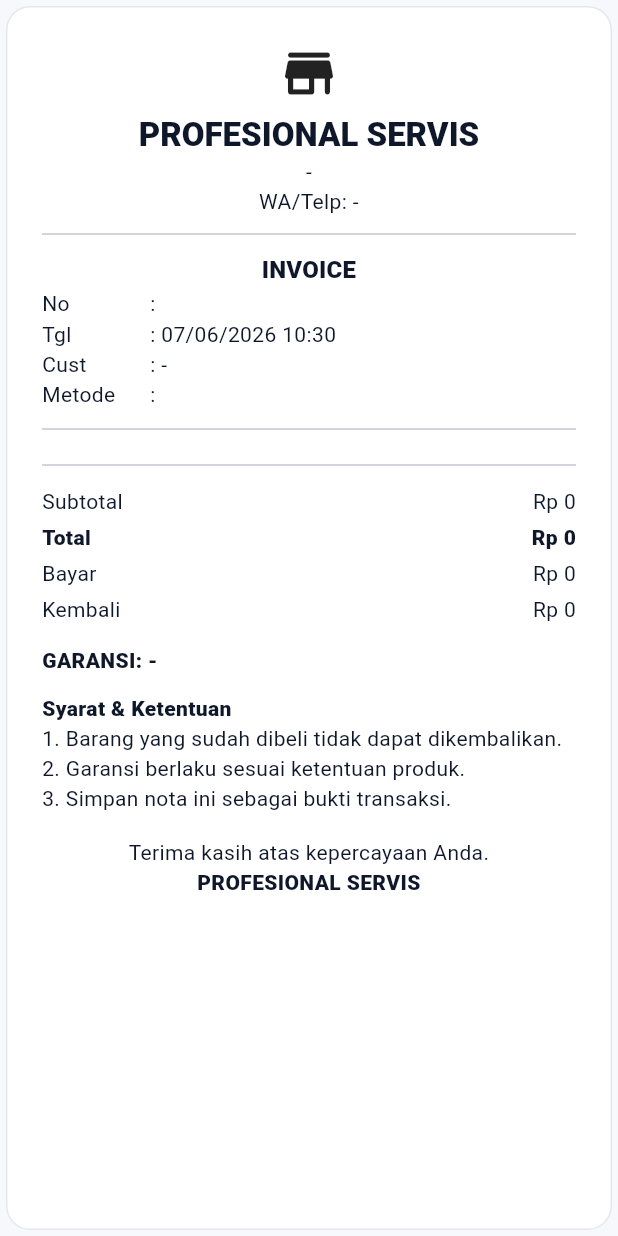
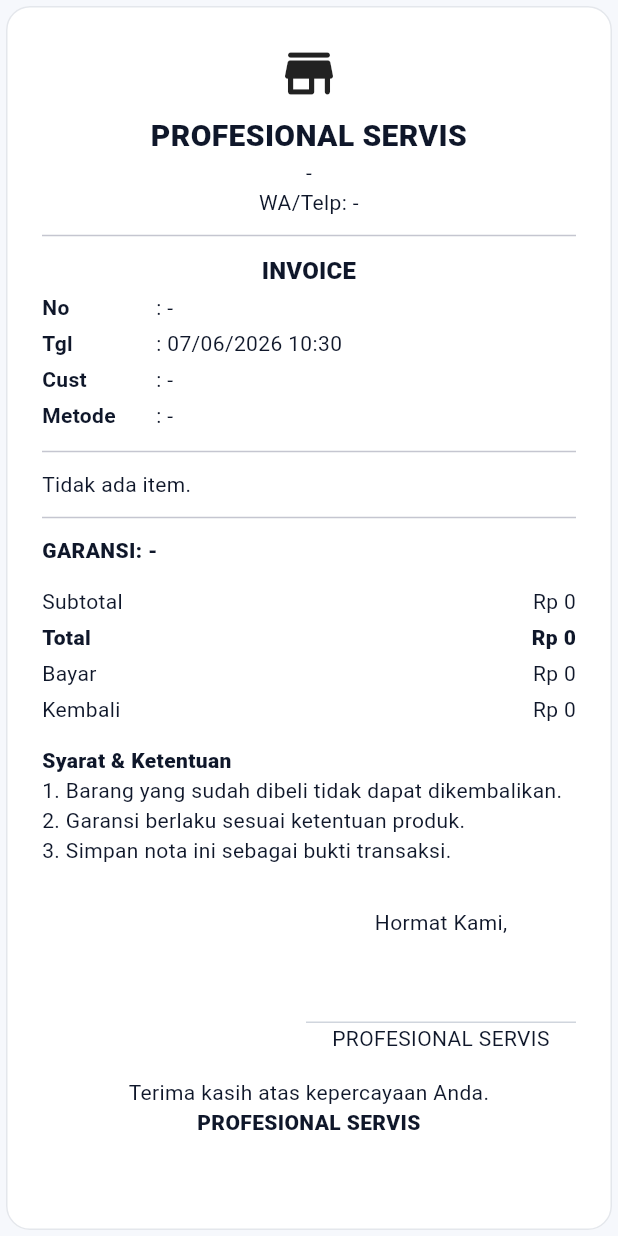
Before and after one commit to deevseek/profesional_mobile, a Flutter app: the ReceiptDocumentBuilder widget shown alone on an empty page, opened directly with empty values, on a phone screen of 412 x 824 dp. Run offline on Flutter 3.47's test engine with Material 3 defaults, Android fonts, the phone set to English and light mode, and no system bars; our stand-ins replace camera, dio, flutter_map, flutter_riverpod, flutter_secure_storage, freezed_annotation and 7 more; accounts and stored records are empty; network calls fail.

Commit message:
Use transaction receipt payload for POS receipts

```diff
--- /dev/null
+++ b/lib/features/pos/data/models/receipt_payload_model.dart
@@ -0,0 +1,93 @@
+import 'package:profesionalservis_mobile/features/transaction/data/models/transaction_model.dart';
+import 'package:profesionalservis_mobile/shared/utils/json_parsers.dart';
+
+class ReceiptPayloadModel {
+  const ReceiptPayloadModel({
+    required this.transaction,
+    required this.store,
+  });
+
+  final TransactionModel transaction;
+  final StoreReceiptModel store;
+
+  factory ReceiptPayloadModel.fromJson(Map<String, dynamic> json) {
+    final data = unwrapDataMap(json);
+    final transactionMap = parseMap(data['transaction']);
+    final storeMap = parseMap(data['store']);
+
+    if (transactionMap.isEmpty) {
+      throw const FormatException('Payload struk tidak memiliki data transaksi.');
+    }
+
+    return ReceiptPayloadModel(
+      transaction: TransactionModel.fromJson(transactionMap),
+      store: StoreReceiptModel.fromJson(storeMap),
+    );
+  }
+}
+
+class StoreReceiptModel {
+  const StoreReceiptModel({
+    required this.name,
+    required this.address,
+    required this.phone,
+    required this.bankAccountNumber,
+    required this.bankAccountNumbers,
+    required this.npwpNumber,
+    required this.hours,
+    required this.logo,
+  });
+
+  final String name;
+  final String address;
+  final String phone;
+  final String bankAccountNumber;
+  final List<String> bankAccountNumbers;
+  final String npwpNumber;
+  final String hours;
+  final String logo;
+
+  factory StoreReceiptModel.fromJson(Map<String, dynamic> json) {
+    final bankAccountNumber = parseString(
+      json['bank_account_number'] ?? json['bankAccountNumber'] ?? json['bank_account'] ?? json['rekening'],
+    );
+    final bankAccountNumbers = _parseBankAccountNumbers(json['bank_account_numbers'] ?? json['bankAccountNumbers']);
+
+    return StoreReceiptModel(
+      name: parseString(json['name'] ?? json['store_name'], fallback: 'PROFESIONAL SERVIS'),
+      address: parseString(json['address'] ?? json['store_address'], fallback: '-'),
+      phone: parseString(json['phone'] ?? json['store_phone'], fallback: '-'),
+      bankAccountNumber: bankAccountNumber,
+      bankAccountNumbers: bankAccountNumbers.isEmpty && bankAccountNumber.isNotEmpty
+          ? <String>[bankAccountNumber]
+          : bankAccountNumbers,
+      npwpNumber: parseString(json['npwp_number'] ?? json['npwp'] ?? json['store_npwp']),
+      hours: parseString(json['hours'] ?? json['store_hours']),
+      logo: parseString(json['logo'] ?? json['store_logo'] ?? json['store_logo_path']),
+    );
+  }
+
+  static List<String> _parseBankAccountNumbers(dynamic value) {
+    if (value is List) {
+      return value
+          .map((entry) {
+            if (entry is Map) {
+              return parseString(
+                entry['number'] ?? entry['account_number'] ?? entry['bank_account_number'] ?? entry['value'],
+              );
+            }
+            return parseString(entry);
+          })
+          .where((entry) => entry.isNotEmpty)
+          .toList(growable: false);
+    }
+
+    final text = parseString(value);
+    if (text.isEmpty) return const <String>[];
+    return text
+        .split(RegExp(r'[\n,;]+'))
+        .map((entry) => entry.trim())
+        .where((entry) => entry.isNotEmpty)
+        .toList(growable: false);
+  }
+}
--- a/lib/features/pos/presentation/receipt/receipt_document_builder.dart
+++ b/lib/features/pos/presentation/receipt/receipt_document_builder.dart
@@ -1,58 +1,151 @@
 import 'package:flutter/material.dart';
+import 'package:profesionalservis_mobile/features/pos/data/models/receipt_payload_model.dart';
+import 'package:profesionalservis_mobile/features/pos/presentation/receipt/receipt_format_selector.dart';
 import 'package:profesionalservis_mobile/features/pos/presentation/receipt/receipt_print_service.dart';
-import 'package:profesionalservis_mobile/features/settings/data/models/store_settings_model.dart';
 import 'package:profesionalservis_mobile/features/transaction/data/models/transaction_model.dart';
 
 class ReceiptDocumentBuilder extends StatelessWidget {
-  const ReceiptDocumentBuilder({super.key, required this.transaction, required this.store, required this.isThermal});
+  const ReceiptDocumentBuilder({super.key, required this.payload, required this.format});
 
-  final TransactionModel transaction;
-  final StoreSettingsModel store;
-  final bool isThermal;
+  final ReceiptPayloadModel payload;
+  final ReceiptFormat format;
+
+  bool get isThermal => format != ReceiptFormat.standard;
 
   @override
   Widget build(BuildContext context) {
+    final transaction = payload.transaction;
+    final store = payload.store;
     final textTheme = Theme.of(context).textTheme;
     final customer = transaction.customer?.name ?? transaction.customerName;
+    final horizontalPadding = switch (format) {
+      ReceiptFormat.standard => 24.0,
+      ReceiptFormat.thermal80 => 12.0,
+      ReceiptFormat.thermal58 => 10.0,
+    };
+
     return Center(
       child: ConstrainedBox(
-        constraints: BoxConstraints(maxWidth: isThermal ? 360 : 720),
+        constraints: BoxConstraints(maxWidth: isThermal ? (format == ReceiptFormat.thermal58 ? 300 : 360) : 720),
         child: Card(
           elevation: 0,
           shape: RoundedRectangleBorder(
-            borderRadius: BorderRadius.circular(16),
+            borderRadius: BorderRadius.circular(isThermal ? 8 : 16),
             side: const BorderSide(color: Color(0xFFE4E7EC)),
           ),
           child: Padding(
-            padding: EdgeInsets.all(isThermal ? 12 : 24),
+            padding: EdgeInsets.all(horizontalPadding),
+            child: DefaultTextStyle.merge(
+              style: TextStyle(fontSize: isThermal ? (format == ReceiptFormat.thermal58 ? 11 : 12) : 14),
               child: Column(
                 crossAxisAlignment: CrossAxisAlignment.stretch,
                 children: [
-                const Icon(Icons.store_rounded, size: 42),
-                const SizedBox(height: 6),
-                Text(
-                  storeNameOrFallback(store).toUpperCase(),
-                  textAlign: TextAlign.center,
-                  style: textTheme.titleLarge?.copyWith(fontWeight: FontWeight.w900, fontSize: isThermal ? 16 : null),
-                ),
-                Text(storeAddressOrFallback(store), textAlign: TextAlign.center),
-                Text('WA/Telp: ${storePhoneOrFallback(store)}', textAlign: TextAlign.center),
-                if (store.storeHours.trim().isNotEmpty) Text('Jam: ${store.storeHours}', textAlign: TextAlign.center),
-                if (store.bankAccount.trim().isNotEmpty) Text('Rekening: ${store.bankAccount}', textAlign: TextAlign.center),
-                if (store.npwp.trim().isNotEmpty) Text('NPWP: ${store.npwp}', textAlign: TextAlign.center),
+                  _StoreHeader(store: store, isThermal: isThermal),
                   const Divider(height: 24),
                   Text('INVOICE', textAlign: TextAlign.center, style: textTheme.titleMedium?.copyWith(fontWeight: FontWeight.w900)),
                   _InfoRow(label: 'No', value: transaction.invoiceNumber.isEmpty ? transaction.id : transaction.invoiceNumber),
                   _InfoRow(label: 'Tgl', value: receiptDate(transaction.createdAt)),
                   _InfoRow(label: 'Cust', value: customer.trim().isEmpty ? '-' : customer),
-                _InfoRow(label: 'Metode', value: transaction.paymentMethod.replaceAll('-', ' ').toUpperCase()),
+                  _InfoRow(label: 'Metode', value: _paymentMethod(transaction)),
                   const Divider(height: 24),
+                  _ItemTable(transaction: transaction, isThermal: isThermal),
+                  const Divider(height: 24),
+                  _WarrantySection(transaction: transaction),
+                  const SizedBox(height: 12),
+                  _SummarySection(transaction: transaction),
+                  const SizedBox(height: 12),
+                  const _TermsSection(),
+                  if (!isThermal) ...[
+                    const SizedBox(height: 28),
+                    _SignatureSection(store: store),
+                  ],
+                  const SizedBox(height: 16),
+                  const Text('Terima kasih atas kepercayaan Anda.', textAlign: TextAlign.center),
+                  Text(_storeName(store).toUpperCase(), textAlign: TextAlign.center, style: const TextStyle(fontWeight: FontWeight.w900)),
+                ],
+              ),
+            ),
+          ),
+        ),
+      ),
+    );
+  }
+}
+
+class _StoreHeader extends StatelessWidget {
+  const _StoreHeader({required this.store, required this.isThermal});
+
+  final StoreReceiptModel store;
+  final bool isThermal;
+
+  @override
+  Widget build(BuildContext context) {
+    final logo = store.logo.trim();
+    return Column(
+      crossAxisAlignment: CrossAxisAlignment.center,
+      children: [
+        if (logo.isNotEmpty)
+          ClipRRect(
+            borderRadius: BorderRadius.circular(8),
+            child: Image.network(
+              logo,
+              width: isThermal ? 42 : 58,
+              height: isThermal ? 42 : 58,
+              fit: BoxFit.contain,
+              errorBuilder: (_, __, ___) => Icon(Icons.store_rounded, size: isThermal ? 36 : 42),
+            ),
+          )
+        else
+          Icon(Icons.store_rounded, size: isThermal ? 36 : 42),
+        const SizedBox(height: 6),
+        Text(
+          _storeName(store).toUpperCase(),
+          textAlign: TextAlign.center,
+          style: TextStyle(fontWeight: FontWeight.w900, fontSize: isThermal ? 16 : 20),
+        ),
+        Text(_safe(store.address), textAlign: TextAlign.center),
+        Text('WA/Telp: ${_safe(store.phone)}', textAlign: TextAlign.center),
+        if (store.hours.trim().isNotEmpty) Text('Jam: ${store.hours.trim()}', textAlign: TextAlign.center),
+        ...store.bankAccountNumbers.map((account) => Text('Rekening: $account', textAlign: TextAlign.center)),
+        if (store.npwpNumber.trim().isNotEmpty) Text('NPWP: ${store.npwpNumber.trim()}', textAlign: TextAlign.center),
+      ],
+    );
+  }
+}
+
+class _ItemTable extends StatelessWidget {
+  const _ItemTable({required this.transaction, required this.isThermal});
+
+  final TransactionModel transaction;
+  final bool isThermal;
+
+  @override
+  Widget build(BuildContext context) {
+    if (transaction.items.isEmpty) return const Text('Tidak ada item.');
+    return Column(
+      crossAxisAlignment: CrossAxisAlignment.stretch,
+      children: [
+        if (!isThermal)
+          const Row(
+            children: [
+              Expanded(flex: 5, child: Text('Item', style: TextStyle(fontWeight: FontWeight.w900))),
+              Expanded(flex: 2, child: Text('Qty', textAlign: TextAlign.center, style: TextStyle(fontWeight: FontWeight.w900))),
+              Expanded(flex: 3, child: Text('Harga', textAlign: TextAlign.right, style: TextStyle(fontWeight: FontWeight.w900))),
+              Expanded(flex: 3, child: Text('Total', textAlign: TextAlign.right, style: TextStyle(fontWeight: FontWeight.w900))),
+            ],
+          ),
         ...transaction.items.map((item) => Padding(
               padding: const EdgeInsets.symmetric(vertical: 6),
-                      child: Row(
+              child: isThermal ? _thermalItem(item) : _a4Item(item),
+            )),
+      ],
+    );
+  }
+
+  Widget _thermalItem(TransactionItemModel item) => Row(
         crossAxisAlignment: CrossAxisAlignment.start,
         children: [
-                          SizedBox(width: 38, child: Text('${item.quantity}x')),
+          SizedBox(width: 32, child: Text('${item.quantity}x')),
           Expanded(
             child: Column(
               crossAxisAlignment: CrossAxisAlignment.start,
@@ -64,36 +157,17 @@ class ReceiptDocumentBuilder extends StatelessWidget {
           ),
           Text(receiptMoney(item.lineTotal), style: const TextStyle(fontWeight: FontWeight.w700)),
         ],
-                      ),
-                    )),
-                const Divider(height: 24),
-                _MoneyRow(label: 'Subtotal', value: transaction.subtotal),
-                if (transaction.discount > 0) _MoneyRow(label: 'Diskon', value: -transaction.discount),
-                if (transaction.taxAmount > 0) _MoneyRow(label: 'PPN / Pajak', value: transaction.taxAmount),
-                _MoneyRow(label: 'Total', value: transaction.total, strong: true),
-                _MoneyRow(label: 'Bayar', value: transaction.paidAmount),
-                _MoneyRow(label: 'Kembali', value: transaction.changeAmount),
-                const SizedBox(height: 12),
-                _WarrantySection(transaction: transaction),
-                const SizedBox(height: 12),
-                const Text('Syarat & Ketentuan', style: TextStyle(fontWeight: FontWeight.w900)),
-                if (store.warrantyTerms.trim().isNotEmpty)
-                  ...store.warrantyTerms.split('\n').where((line) => line.trim().isNotEmpty).map((line) => Text(line.trim()))
-                else ...const [
-                  Text('1. Barang yang sudah dibeli tidak dapat dikembalikan.'),
-                  Text('2. Garansi berlaku sesuai ketentuan produk.'),
-                  Text('3. Simpan nota ini sebagai bukti transaksi.'),
+      );
+
+  Widget _a4Item(TransactionItemModel item) => Row(
+        crossAxisAlignment: CrossAxisAlignment.start,
+        children: [
+          Expanded(flex: 5, child: Text(item.name.toUpperCase(), style: const TextStyle(fontWeight: FontWeight.w800))),
+          Expanded(flex: 2, child: Text('${item.quantity}', textAlign: TextAlign.center)),
+          Expanded(flex: 3, child: Text(receiptMoney(item.price), textAlign: TextAlign.right)),
+          Expanded(flex: 3, child: Text(receiptMoney(item.lineTotal), textAlign: TextAlign.right, style: const TextStyle(fontWeight: FontWeight.w700))),
         ],
-                const SizedBox(height: 16),
-                const Text('Terima kasih atas kepercayaan Anda.', textAlign: TextAlign.center),
-                Text(storeNameOrFallback(store).toUpperCase(), textAlign: TextAlign.center, style: const TextStyle(fontWeight: FontWeight.w900)),
-              ],
-            ),
-          ),
-        ),
-      ),
       );
-  }
 }
 
 class _WarrantySection extends StatelessWidget {
@@ -112,32 +186,113 @@ class _WarrantySection extends StatelessWidget {
         ...warrantyItems.map((item) {
           final days = item.product?.warrantyDays ?? 0;
           final until = transaction.createdAt.add(Duration(days: days));
-          return Text('GARANSI ${item.name.toUpperCase()}: $days HARI, S/D ${receiptDate(until).split(' ').first}');
+          return Text('GARANSI ${item.name.toUpperCase()}: $days HARI, S/D ${receiptDateOnly(until)}');
         }),
       ],
     );
   }
 }
 
+class _SummarySection extends StatelessWidget {
+  const _SummarySection({required this.transaction});
+
+  final TransactionModel transaction;
+
+  @override
+  Widget build(BuildContext context) => Column(
+        children: [
+          _MoneyRow(label: 'Subtotal', value: transaction.subtotal),
+          if (transaction.discount > 0) _MoneyRow(label: 'Diskon', value: -transaction.discount),
+          if (transaction.taxAmount > 0) _MoneyRow(label: 'PPN / Pajak', value: transaction.taxAmount),
+          _MoneyRow(label: 'Total', value: transaction.total, strong: true),
+          _MoneyRow(label: 'Bayar', value: transaction.paidAmount),
+          _MoneyRow(label: 'Kembali', value: transaction.changeAmount),
+        ],
+      );
+}
+
+class _TermsSection extends StatelessWidget {
+  const _TermsSection();
+
+  @override
+  Widget build(BuildContext context) => const Column(
+        crossAxisAlignment: CrossAxisAlignment.start,
+        children: [
+          Text('Syarat & Ketentuan', style: TextStyle(fontWeight: FontWeight.w900)),
+          Text('1. Barang yang sudah dibeli tidak dapat dikembalikan.'),
+          Text('2. Garansi berlaku sesuai ketentuan produk.'),
+          Text('3. Simpan nota ini sebagai bukti transaksi.'),
+        ],
+      );
+}
+
+class _SignatureSection extends StatelessWidget {
+  const _SignatureSection({required this.store});
+
+  final StoreReceiptModel store;
+
+  @override
+  Widget build(BuildContext context) => Row(
+        mainAxisAlignment: MainAxisAlignment.end,
+        children: [
+          SizedBox(
+            width: 180,
+            child: Column(
+              children: [
+                const Text('Hormat Kami,'),
+                const SizedBox(height: 56),
+                Container(height: 1, color: const Color(0xFFD0D5DD)),
+                Text(_storeName(store), textAlign: TextAlign.center),
+              ],
+            ),
+          ),
+        ],
+      );
+}
+
 class _InfoRow extends StatelessWidget {
   const _InfoRow({required this.label, required this.value});
+
   final String label;
   final String value;
+
   @override
-  Widget build(BuildContext context) => Row(crossAxisAlignment: CrossAxisAlignment.start, children: [SizedBox(width: 72, child: Text(label)), const Text(': '), Expanded(child: Text(value))]);
+  Widget build(BuildContext context) => Padding(
+        padding: const EdgeInsets.symmetric(vertical: 2),
+        child: Row(
+          crossAxisAlignment: CrossAxisAlignment.start,
+          children: [
+            SizedBox(width: 76, child: Text(label, style: const TextStyle(fontWeight: FontWeight.w700))),
+            const Text(': '),
+            Expanded(child: Text(value.trim().isEmpty ? '-' : value.trim())),
+          ],
+        ),
+      );
 }
 
 class _MoneyRow extends StatelessWidget {
   const _MoneyRow({required this.label, required this.value, this.strong = false});
+
   final String label;
   final int value;
   final bool strong;
+
   @override
   Widget build(BuildContext context) => Padding(
         padding: const EdgeInsets.symmetric(vertical: 2),
-        child: Row(children: [
+        child: Row(
+          children: [
             Expanded(child: Text(label, style: strong ? const TextStyle(fontWeight: FontWeight.w900) : null)),
             Text(receiptMoney(value), style: strong ? const TextStyle(fontWeight: FontWeight.w900) : null),
-        ]),
+          ],
+        ),
       );
 }
+
+String _paymentMethod(TransactionModel transaction) {
+  final method = transaction.paymentMethod.replaceAll('-', ' ').toUpperCase();
+  return method.trim().isEmpty ? '-' : method;
+}
+
+String _safe(String value) => value.trim().isEmpty ? '-' : value.trim();
+String _storeName(StoreReceiptModel store) => store.name.trim().isEmpty ? 'PROFESIONAL SERVIS' : store.name.trim();
--- a/lib/features/pos/presentation/receipt/receipt_preview_page.dart
+++ b/lib/features/pos/presentation/receipt/receipt_preview_page.dart
@@ -10,11 +10,12 @@ class ReceiptPreviewPage extends ConsumerWidget {
 
   @override
   Widget build(BuildContext context, WidgetRef ref) {
+    final transactionId = int.tryParse(transaction.id);
     return Scaffold(
       appBar: AppBar(title: const Text('Preview Struk')),
       body: Center(
         child: FilledButton.icon(
-          onPressed: () => showTransactionReceipt(context, ref, transaction),
+          onPressed: transactionId == null ? null : () => showTransactionReceipt(context, ref, transactionId),
           icon: const Icon(Icons.receipt_long_rounded),
           label: const Text('Buka Preview Struk'),
         ),
```
Also changed, not shown: lib/features/pos/data/repositories/receipt_repository.dart (added, +23 -0 lines), lib/features/pos/presentation/pages/pos_placeholder_page.dart (+9 -9 lines), lib/features/pos/presentation/providers/pos_provider.dart (+18 -71 lines), lib/features/pos/presentation/receipt/receipt_pdf_service.dart (+86 -39 lines), lib/features/pos/presentation/receipt/receipt_preview_dialog.dart (+29 -26 lines), lib/features/transaction/presentation/pages/transaction_page.dart (+10 -14 lines). Lines whose indentation alone changed are shown as unchanged.
